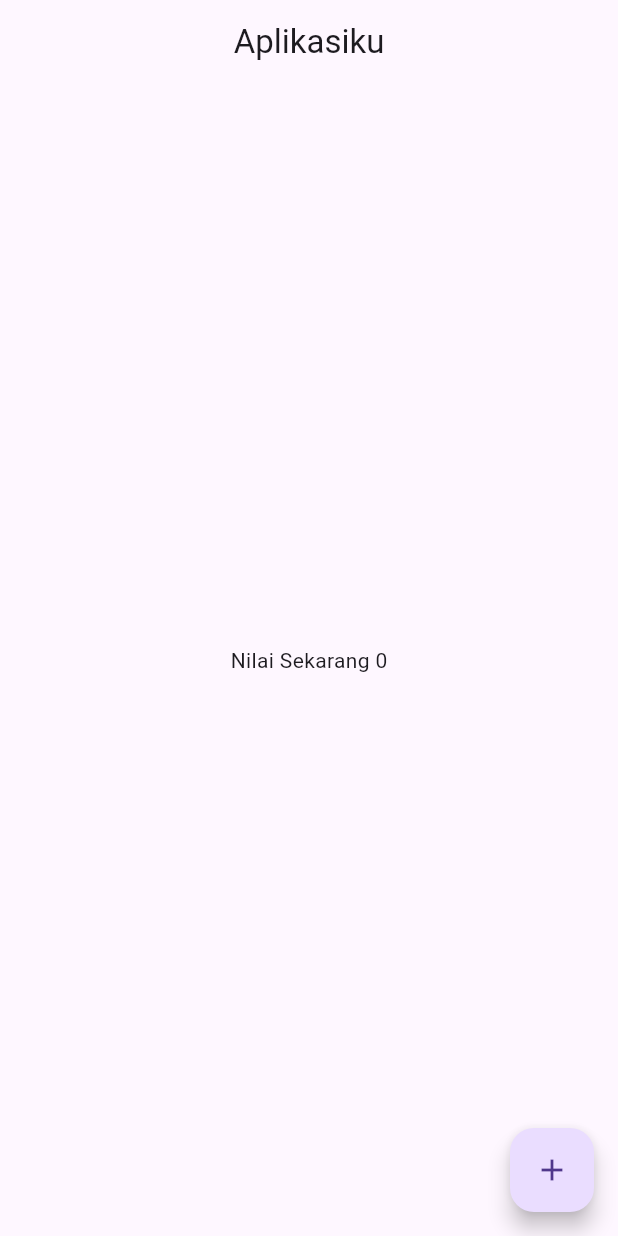
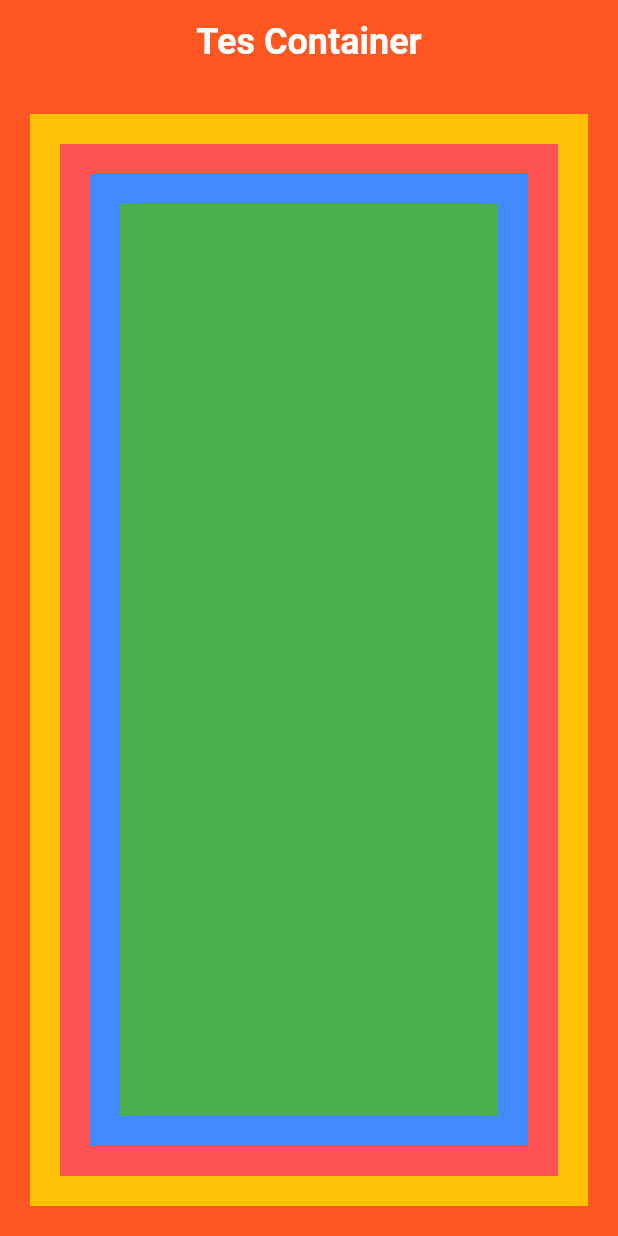
Before and after one commit to zumaku/flutter_journery, a Flutter app: the screen it shows after launch, on a phone screen of 412 x 824 dp. Run offline on Flutter 3.47's test engine with Material 3 defaults, Android fonts, the light colour scheme and no system bars.

Commit message:
Widget Container

```diff
--- a/lib/main.dart
+++ b/lib/main.dart
@@ -4,40 +4,48 @@ void main() {
   runApp(const MyApp());
 }
 
-class MyApp extends StatefulWidget {
+class MyApp extends StatelessWidget {
   const MyApp({super.key});
-
-  @override
-  State<MyApp> createState() => _MyAppState();
-}
-
-class _MyAppState extends State<MyApp> {
-  int nilai = 0;
 
   @override
   Widget build(BuildContext context) {
     return MaterialApp(
       home: Scaffold(
+        appBar: AppBar(
+          title: Center(
+            child: Text("Tes Container"),
+          ),
+          backgroundColor: Colors.deepOrange,
+          titleTextStyle: TextStyle(
+            color: Colors.white,
+            fontWeight: FontWeight.bold,
+            // height: 5,
+            fontSize: 24,
+          ),
+        ),
+        body: Container(
+          color: Colors.deepOrange,
 
+          child: Container(
+            margin: EdgeInsets.all(20),
+            color: Colors.amber,
 
-        appBar: AppBar(
-          title: Center(child: Text("Aplikasiku")),
+            child: Container(
+              margin: EdgeInsets.all(20),
+              color: Colors.redAccent,
+
+              child: Container(
+                margin: EdgeInsets.all(20),
+                color: Colors.blueAccent,
+
+                child: Container(
+                  margin: EdgeInsets.all(20),
+                  color: Colors.green,
+                ),
+              ),
+            ),
+          ),
         ),
-
-        body: Center(
-          child: Text("Nilai Sekarang $nilai"),
-        ),
-
-        floatingActionButton: FloatingActionButton(
-          child: Icon(Icons.add),
-          onPressed: () {
-            setState(() {
-              nilai++;
-            }
-          );
-        }),
-
-
       ),
     );
   }
```
